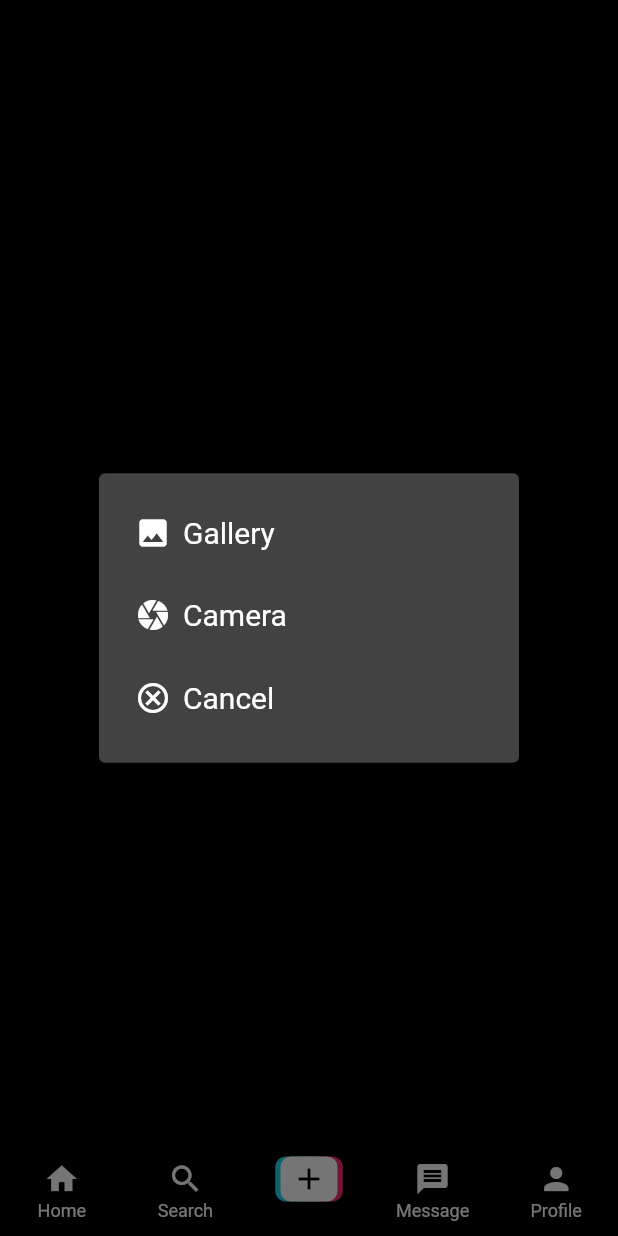
After one commit to CodeSun12/tiktok_clone_project_getx, a Flutter app: the screen it shows once a user with an empty profile is signed in, item 3 of the bottom bar chosen, after a tap on "Add Video", on a phone screen of 412 x 824 dp. The commit adds this screen. Run offline on Flutter 3.47's test engine with Material 2 defaults, Android fonts, the phone set to English and light mode, and no system bars; our stand-ins replace cloud_firestore, firebase_auth, firebase_core, firebase_storage, get, image_picker and 1 more; accounts and stored records are empty.

Commit message:
New Changes

```diff
--- a/lib/constants.dart
+++ b/lib/constants.dart
@@ -1,6 +1,29 @@
+import 'package:cloud_firestore/cloud_firestore.dart';
+import 'package:firebase_auth/firebase_auth.dart';
+import 'package:firebase_storage/firebase_storage.dart';
 import 'package:flutter/material.dart';
+import 'package:tiktok_clone_project_getx/controllers/auth_controller.dart';
+import 'package:tiktok_clone_project_getx/views/screens/add_video_screen.dart';
 
 // TODO COLORS
 const backgroundColor = Colors.black;
 var buttonColor = Colors.red[400];
 const borderColor = Colors.grey;
+
+// TODO Storing the Firebase Instances in Local Variables
+var firebaseAuth = FirebaseAuth.instance;
+var firebaseStorage = FirebaseStorage.instance;
+var fireStore = FirebaseFirestore.instance;
+
+// TODO AuthController Class Instance
+var authController = AuthController.instance;
+
+
+// TODO Pages
+const pages = [
+  Text("Home Screen"),
+  Text("Search Screen"),
+  AddVideoScreen(),
+  Text("Message Screen"),
+  Text("Profile Screen"),
+];
--- a/lib/main.dart
+++ b/lib/main.dart
@@ -1,22 +1,31 @@
+import 'package:firebase_core/firebase_core.dart';
 import 'package:flutter/material.dart';
+import 'package:get/get.dart';
+import 'package:get/get_core/src/get_main.dart';
+import 'package:get/get_navigation/src/root/get_material_app.dart';
 import 'package:tiktok_clone_project_getx/constants.dart';
-import 'package:tiktok_clone_project_getx/views/screens/auth/login_screen.dart';
+import 'package:tiktok_clone_project_getx/controllers/auth_controller.dart';
 import 'package:tiktok_clone_project_getx/views/screens/auth/signup_screen.dart';
 
-void main() {
-  runApp(const MyApp());
+void main() async{
+  WidgetsFlutterBinding.ensureInitialized();
+  await Firebase.initializeApp().then((value) {
+    Get.put(AuthController());
+  });
+  runApp(MyApp());
 }
 
 class MyApp extends StatelessWidget {
   const MyApp({Key? key}) : super(key: key);
 
-  // This widget is the root of your application.
   @override
   Widget build(BuildContext context) {
-    return MaterialApp(
+    return GetMaterialApp(
       debugShowCheckedModeBanner: false,
-      title: 'TikTok Clone App',
-      theme: ThemeData.dark().copyWith(scaffoldBackgroundColor: backgroundColor),
+      title: "TikTok Clone App",
+      theme: ThemeData.dark().copyWith(
+        scaffoldBackgroundColor: backgroundColor
+      ),
       home: SignUpScreen(),
     );
   }
--- /dev/null
+++ b/lib/views/screens/add_video_screen.dart
@@ -0,0 +1,93 @@
+import 'dart:io';
+
+import 'package:flutter/material.dart';
+import 'package:get/get.dart';
+import 'package:get/get_core/src/get_main.dart';
+import 'package:image_picker/image_picker.dart';
+import 'package:tiktok_clone_project_getx/constants.dart';
+
+import 'confirm_video_screen.dart';
+
+class AddVideoScreen extends StatelessWidget {
+  const AddVideoScreen({Key? key}) : super(key: key);
+
+  // TODO Pick Video Function
+  pickVideo(ImageSource src, BuildContext context) async{
+    final pickVideo = await ImagePicker().pickVideo(source: src);
+    if(pickVideo != null){
+      Get.to(ConfirmVideoScreen(
+        videoFile: File(pickVideo.path),
+        videoPath: pickVideo.path,
+      ));
+    }
+  }
+
+
+  showOptionsDialog(BuildContext context){
+    return showDialog(
+        context: context,
+        builder: (context) => SimpleDialog(
+          children: [
+            SimpleDialogOption(
+              onPressed: () => pickVideo(ImageSource.gallery, context),
+              child: Row(
+                children: const [
+                  Icon(Icons.image),
+                  Padding(
+                    padding: EdgeInsets.all(8.0),
+                    child: Text("Gallery", style: TextStyle(fontSize: 20, color: Colors.white),),
+                  )
+
+                ],
+              ),
+            ),
+            SimpleDialogOption(
+              onPressed: () => pickVideo(ImageSource.camera, context),
+              child: Row(
+                children: const [
+                  Icon(Icons.camera),
+                  Padding(
+                    padding: EdgeInsets.all(8.0),
+                    child: Text("Camera", style: TextStyle(fontSize: 20, color: Colors.white),),
+                  )
+
+                ],
+              ),
+            ),
+            SimpleDialogOption(
+              onPressed: () => Navigator.of(context).pop(),
+              child: Row(
+                children: const [
+                  Icon(Icons.cancel_outlined),
+                  Padding(
+                    padding: EdgeInsets.all(8.0),
+                    child: Text("Cancel", style: TextStyle(fontSize: 20, color: Colors.white),),
+                  )
+
+                ],
+              ),
+            )
+          ],
+        )
+    );
+  }
+
+  @override
+  Widget build(BuildContext context) {
+    return Scaffold(
+      body: Center(
+        child: InkWell(
+          onTap: () => showOptionsDialog(context),
+          child: Container(
+            width: 190,
+            height: 50,
+            decoration: BoxDecoration(color: buttonColor),
+            child: const Center(
+              child: Text("Add Video", style: TextStyle(fontSize: 20, fontWeight: FontWeight.bold, color: Colors.black),),
+            ),
+          ),
+        ),
+      ),
+    );
+  }
+}
--- a/lib/views/screens/auth/login_screen.dart
+++ b/lib/views/screens/auth/login_screen.dart
@@ -1,6 +1,9 @@
 import 'package:flutter/cupertino.dart';
 import 'package:flutter/material.dart';
+import 'package:get/get.dart';
+import 'package:get/get_core/src/get_main.dart';
 import 'package:tiktok_clone_project_getx/constants.dart';
+import 'package:tiktok_clone_project_getx/views/screens/auth/signup_screen.dart';
 import 'package:tiktok_clone_project_getx/views/widgets/text_input_field.dart';
 
 class LoginScreen extends StatelessWidget {
@@ -43,12 +46,13 @@ class LoginScreen extends StatelessWidget {
                 myController: passwordController,
                 labelText: "Password",
                 icon: CupertinoIcons.lock_shield_fill,
+                isObscure: true,
               ),
             ),
             const SizedBox(height: 30,),
             InkWell(
               onTap: (){
-                print("Login User");
+                authController.loginUser(emailController.text, passwordController.text);
               },
               child: Container(
                 width: MediaQuery.of(context).size.width - 40,
--- a/lib/views/screens/auth/signup_screen.dart
+++ b/lib/views/screens/auth/signup_screen.dart
@@ -1,5 +1,8 @@
 import 'package:flutter/cupertino.dart';
 import 'package:flutter/material.dart';
+import 'package:get/get.dart';
+import 'package:get/get_core/src/get_main.dart';
+import 'package:tiktok_clone_project_getx/views/screens/auth/login_screen.dart';
 
 import '../../../constants.dart';
 import '../../widgets/text_input_field.dart';
@@ -15,6 +18,8 @@ class SignUpScreen extends StatelessWidget {
     return Scaffold(
         body: Container(
           alignment: Alignment.center,
+          child: SingleChildScrollView(
+            scrollDirection: Axis.vertical,
             child: Column(
               mainAxisAlignment: MainAxisAlignment.center,
               children: [
@@ -39,7 +44,7 @@ class SignUpScreen extends StatelessWidget {
                       bottom: -10,
                       left: 80,
                       child: IconButton(
-                      onPressed: () {},
+                        onPressed: () => authController.pickImage(),
                         icon: const Icon(
                           Icons.add_a_photo,
                         ),
@@ -75,12 +80,18 @@ class SignUpScreen extends StatelessWidget {
                     myController: passwordController,
                     labelText: "Password",
                     icon: CupertinoIcons.lock_shield_fill,
+                    isObscure: true,
                   ),
                 ),
                 const SizedBox(height: 30,),
                 InkWell(
                   onTap: (){
-                  print("Register User");
+                    authController.registerUser(
+                        usernameController.text,
+                        emailController.text,
+                        passwordController.text,
+                        authController.profilePhoto,
+                    );
                   },
                   child: Container(
                     width: MediaQuery.of(context).size.width - 40,
@@ -107,6 +118,7 @@ class SignUpScreen extends StatelessWidget {
                     ),
                     InkWell(
                       onTap: (){
+                        Get.to(LoginScreen());
                         print("navigate to other screen");
                       },
                       child: Text(
@@ -118,6 +130,7 @@ class SignUpScreen extends StatelessWidget {
                 )
               ],
             ),
+          ),
         )
     );
   }
--- /dev/null
+++ b/lib/views/screens/home_screen.dart
@@ -0,0 +1,56 @@
+import 'package:flutter/material.dart';
+import 'package:tiktok_clone_project_getx/constants.dart';
+import 'package:tiktok_clone_project_getx/views/widgets/custom_icon_designed.dart';
+
+class HomeScreen extends StatefulWidget {
+
+  @override
+  State<HomeScreen> createState() => _HomeScreenState();
+}
+
+class _HomeScreenState extends State<HomeScreen> {
+  int pageIdx = 0;
+
+  @override
+  Widget build(BuildContext context) {
+    return Scaffold(
+
+      bottomNavigationBar: BottomNavigationBar(
+        onTap: (Idx){
+          setState(() {
+            pageIdx = Idx;
+          });
+        },
+        backgroundColor: backgroundColor,
+        type: BottomNavigationBarType.fixed,
+        selectedItemColor: Colors.red,
+        unselectedItemColor: Colors.white,
+        currentIndex: pageIdx,
+        items: const [
+          BottomNavigationBarItem(
+            icon: Icon(Icons.home),
+            label: "Home",
+          ),
+          BottomNavigationBarItem(
+            icon: Icon(Icons.search),
+            label: "Search",
+          ),
+          BottomNavigationBarItem(
+            icon: CustomIcon(),
+            label: "",
+          ),
+          BottomNavigationBarItem(
+            icon: Icon(Icons.message),
+            label: "Message",
+          ),
+          BottomNavigationBarItem(
+            icon: Icon(Icons.person),
+            label: "Profile",
+          ),
+        ],
+      ),
+
+      body: pages[pageIdx],
+    );
+  }
+}
--- /dev/null
+++ b/lib/views/widgets/custom_icon_designed.dart
@@ -0,0 +1,52 @@
+import 'package:flutter/material.dart';
+
+class CustomIcon extends StatelessWidget {
+  const CustomIcon({Key? key}) : super(key: key);
+
+  @override
+  Widget build(BuildContext context) {
+    return SizedBox(
+      width: 45,
+      height: 30,
+      child: Stack(
+        children: [
+          Container(
+            width: 38,
+            margin: const EdgeInsets.only(left: 10),
+            decoration: BoxDecoration(
+              color: const Color.fromARGB(
+                  255, 250, 45, 108
+              ),
+              borderRadius: BorderRadius.circular(7)
+            ),
+          ),
+          Container(
+            width: 38,
+            margin: const EdgeInsets.only(right: 10),
+            decoration: BoxDecoration(
+                color: const Color.fromARGB(
+                    255, 32, 211, 234
+                ),
+                borderRadius: BorderRadius.circular(7)
+            ),
+          ),
+          Center(
+            child: Container(
+              width: 38,
+              height: double.infinity,
+              decoration: BoxDecoration(
+                  color: Colors.white,
+                  borderRadius: BorderRadius.circular(7)
+              ),
+              child: const Icon(
+              Icons.add,
+                color: Colors.black,
+                size: 24,
+              ),
+            ),
+          )
+        ],
+      ),
+    );
+  }
+}
```
Also changed, not shown: lib/controllers/auth_controller.dart (added, +107 -0 lines), lib/controllers/upload_video_controller.dart (added, +32 -0 lines), lib/models/userModel.dart (added, +37 -0 lines), lib/views/screens/confirm_video_screen.dart (added, +88 -0 lines), pubspec.yaml (+7 -0 lines), pubspec.lock, 3 other files. Lines whose indentation alone changed are shown as unchanged.
